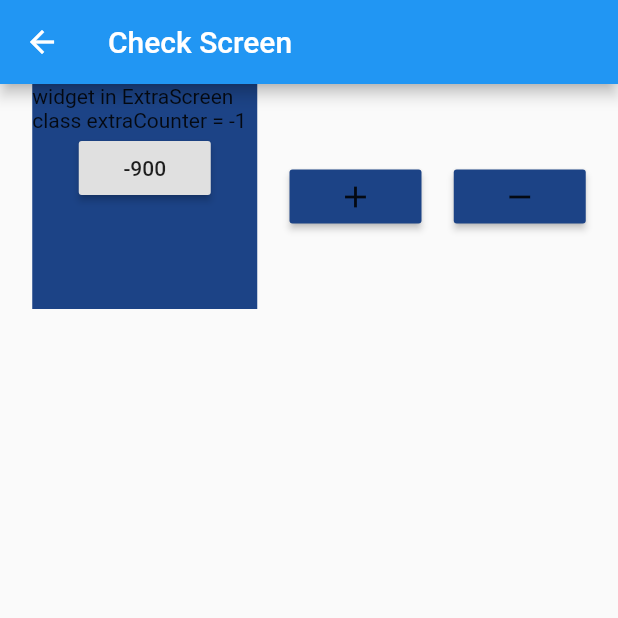
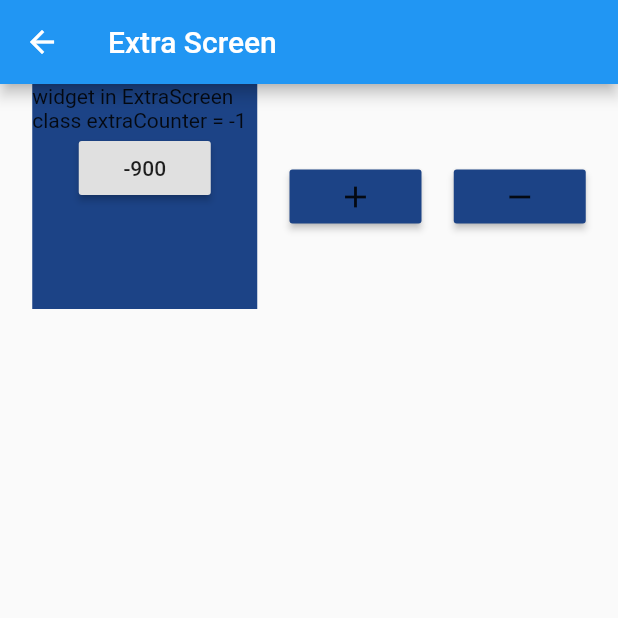
Before and after one commit to varamsky/learn_provider, a Flutter app: the screen it shows after launch, after a tap on "20", after a tap on "50", after a tap on the "navigate next" icon, on a phone screen of 412 x 824 dp, the top half of it. Run offline on Flutter 3.47's test engine with Material 2 defaults, Android fonts, the phone set to English and light mode, and no system bars.

Commit message:
Added explanation comments

```diff
--- a/lib/main.dart
+++ b/lib/main.dart
@@ -9,26 +9,29 @@ void main() => runApp(new MyApp());
 class MyApp extends StatelessWidget {
   @override
   Widget build(BuildContext context) {
+
+    // This doesn't work for the ExtraProvider, because Provider doesn't work across Navigation. Therefore, to make it work wrap it above the MaterialApp.
     /*return MaterialApp(
       debugShowCheckedModeBanner: false,
-      title: 'Flutter App',
+      title: 'Learn Provider',
       home: ChangeNotifierProvider<CounterProvider>(
         create: (BuildContext context) => CounterProvider(),
         child: HomeScreen(),
       ),
     );*/
 
-/*
-    return ChangeNotifierProvider<CounterProvider>(
+
+    // This is commented out because there are 2 providers so, MultiProvider should be used.
+    /*return ChangeNotifierProvider<CounterProvider>(
       create: (BuildContext context) => CounterProvider(),
       child: MaterialApp(
         debugShowCheckedModeBanner: false,
-        title: 'Flutter App',
+        title: 'Learn Provider',
         home: HomeScreen(),
       ),
-    );
-*/
+    );*/
 
+    // This works fine. MultiProvider for both the providers and wrapping it above MaterialApp makes it accessible across Navigation.push() .
     return MultiProvider(
       providers: [
         ChangeNotifierProvider<CounterProvider>(
@@ -40,7 +43,7 @@ class MyApp extends StatelessWidget {
       ],
       child: MaterialApp(
         debugShowCheckedModeBanner: false,
-        title: 'Flutter App',
+        title: 'Learn Provider',
         home: HomeScreen(),
       ),
     );
--- a/lib/providers/counter_provider.dart
+++ b/lib/providers/counter_provider.dart
@@ -1,13 +1,14 @@
 import 'package:flutter/material.dart';
 
-class CounterProvider extends ChangeNotifier{
-  int counter = 0;
-  double multiplier = 7;
+// CounterProvider implementation
+class CounterProvider extends ChangeNotifier{ // we can extend the ChangeNotifier class or else we can use with ChangeNotifier as a mixin.
+  int counter = 0; // initializing counter value to 0.
+  double multiplier = 7; // initializing multiplier value to 7.
 
   setCounter(int value){
     counter = value;
 
-    notifyListeners();
+    notifyListeners(); // it notifies all the listeners about the changes in the Provider.
   }
 
   increment(){
--- a/lib/providers/extra_provider.dart
+++ b/lib/providers/extra_provider.dart
@@ -1,6 +1,7 @@
 import 'package:flutter/material.dart';
 
-class ExtraProvider extends ChangeNotifier{
+// ExtraProvider implementation
+class ExtraProvider extends ChangeNotifier{ // we can extend the ChangeNotifier class or else we can use with ChangeNotifier as a mixin.
 
   int extraCounter=-1;
 
--- a/lib/screens/extra_screen.dart
+++ b/lib/screens/extra_screen.dart
@@ -7,10 +7,12 @@ class ExtraScreen extends StatelessWidget {
 
   @override
   Widget build(BuildContext context) {
+
+    // reference to ExtraProvider
     final extraProvider = Provider.of<ExtraProvider>(context, listen: false);
 
     return Scaffold(
-      appBar: AppBar(title: Text('Check Screen'),),
+      appBar: AppBar(title: Text('Extra Screen'),),
       body: Row(
         mainAxisAlignment: MainAxisAlignment.spaceEvenly,
         mainAxisSize: MainAxisSize.max,
@@ -18,10 +20,11 @@ class ExtraScreen extends StatelessWidget {
           Container(
             width: 150.0,
             height: 150.0,
-            color: Color((math.Random().nextDouble() * 0xFFFFFF).toInt())
-                .withOpacity(1.0),
+            color: Color((math.Random().nextDouble() * 0xFFFFFF).toInt()).withOpacity(1.0),
             child: Column(
               children: <Widget>[
+
+                // Consumer allows the wrapped widget to listen for any changes in the ExtraProvider
                 Consumer<ExtraProvider>(
                   builder: (BuildContext context,
                       ExtraProvider extraProvider, Widget child) {
@@ -36,23 +39,25 @@ class ExtraScreen extends StatelessWidget {
               ],
             ),
           ),
-          RaisedButton(
+          Tooltip(
+            message: 'Increase extraCounter',
+            child: RaisedButton(
               child: Icon(Icons.add),
-            color:
-            Color((math.Random().nextDouble() * 0xFFFFFF).toInt())
-                .withOpacity(1.0),
+              color: Color((math.Random().nextDouble() * 0xFFFFFF).toInt()).withOpacity(1.0),
               onPressed: () {
                 extraProvider.increment();
               },
             ),
-          RaisedButton(
+          ),
+          Tooltip(
+            message: 'Decrease extraCounter',
+            child: RaisedButton(
               child: Icon(Icons.remove),
-            color:
-            Color((math.Random().nextDouble() * 0xFFFFFF).toInt())
-                .withOpacity(1.0),
+              color: Color((math.Random().nextDouble() * 0xFFFFFF).toInt()).withOpacity(1.0),
               onPressed: () {
                 extraProvider.decrement();
               },
+            ),
           ),
         ],
       ),
--- a/lib/screens/home_screen.dart
+++ b/lib/screens/home_screen.dart
@@ -1,6 +1,5 @@
 import 'package:flutter/material.dart';
 import 'package:learn_provider/providers/counter_provider.dart';
-import 'package:learn_provider/providers/extra_provider.dart';
 import 'package:learn_provider/screens/check_screen.dart';
 import 'package:learn_provider/screens/extra_screen.dart';
 import 'package:learn_provider/widgets/counterContainer.dart';
@@ -8,10 +7,13 @@ import 'package:provider/provider.dart';
 import 'dart:math' as math;
 
 class HomeScreen extends StatelessWidget {
+
   @override
   Widget build(BuildContext context) {
-    final counterProvider =
-        Provider.of<CounterProvider>(context, listen: false);
+
+    // reference to CounterProvider
+    final counterProvider = Provider.of<CounterProvider>(context, listen: false);
+
     return SafeArea(
       child: Scaffold(
         appBar: AppBar(title: Text("Home")),
@@ -24,10 +26,11 @@ class HomeScreen extends StatelessWidget {
               Container(
                 width: 150.0,
                 height: 150.0,
-                color: Color((math.Random().nextDouble() * 0xFFFFFF).toInt())
-                    .withOpacity(1.0),
+                color: Color((math.Random().nextDouble() * 0xFFFFFF).toInt()).withOpacity(1.0), // generating a random color.
                 child: Column(
                   children: <Widget>[
+
+                    // Consumer allows the wrapped widget to listen for any changes in the CounterProvider
                     Consumer<CounterProvider>(
                       builder: (BuildContext context,
                           CounterProvider counterProvider, Widget child) {
@@ -46,37 +49,42 @@ class HomeScreen extends StatelessWidget {
                 mainAxisAlignment: MainAxisAlignment.spaceEvenly,
                 mainAxisSize: MainAxisSize.max,
                 children: <Widget>[
-                  RaisedButton(
+                  Tooltip(
+                    message: 'increase counter and multiplier',
+                    child: RaisedButton(
                       child: Icon(Icons.add),
-                    color:
-                        Color((math.Random().nextDouble() * 0xFFFFFF).toInt())
-                            .withOpacity(1.0),
+                      color: Color((math.Random().nextDouble() * 0xFFFFFF).toInt()).withOpacity(1.0),
                       onPressed: () {
                         counterProvider.increment();
                         counterProvider.multiply();
                       },
                     ),
-                  RaisedButton(
+                  ),
+                  Tooltip(
+                    message: 'decrease counter and multiplier',
+                    child: RaisedButton(
                       child: Icon(Icons.remove),
-                    color:
-                        Color((math.Random().nextDouble() * 0xFFFFFF).toInt())
-                            .withOpacity(1.0),
+                      color: Color((math.Random().nextDouble() * 0xFFFFFF).toInt()).withOpacity(1.0),
                       onPressed: () {
                         counterProvider.decrement();
                         counterProvider.divide();
                       },
                     ),
-                  RaisedButton(
+                  ),
+                  Tooltip(
+                    message: 'Move to CheckScreen',
+                    child: RaisedButton(
                       child: Icon(Icons.navigation),
-                    color:
-                        Color((math.Random().nextDouble() * 0xFFFFFF).toInt())
-                            .withOpacity(1.0),
+                      color: Color((math.Random().nextDouble() * 0xFFFFFF).toInt()).withOpacity(1.0),
                       onPressed: () {
                         Navigator.of(context).push(
                           MaterialPageRoute(
                             builder: (BuildContext context) => CheckScreen(),
                           ),
                         );
+
+                        // no need to wrap CheckScreen Navigation in Provider as the Providers are already wrapped above MaterialApp.
+                        // Moreover, wrapping Provider with Navigation doesn't work.
                         /*Navigator.of(context).push(
                           MaterialPageRoute(
                             builder: (BuildContext context) =>
@@ -88,12 +96,21 @@ class HomeScreen extends StatelessWidget {
                         );*/
                       },
                     ),
-                  RaisedButton(
+                  ),
+                  Tooltip(
+                    message: 'Move to ExtraScreen',
+                    child: RaisedButton(
                       child: Icon(Icons.navigate_next),
-                    color:
-                    Color((math.Random().nextDouble() * 0xFFFFFF).toInt())
-                        .withOpacity(1.0),
+                      color: Color((math.Random().nextDouble() * 0xFFFFFF).toInt()).withOpacity(1.0),
                       onPressed: () {
+                        Navigator.of(context).push(
+                          MaterialPageRoute(
+                            builder: (BuildContext context) => ExtraScreen(),
+                          ),
+                        );
+
+                        // no need to wrap ExtraScreen Navigation in Provider as the Providers are already wrapped above MaterialApp.
+                        // Moreover, wrapping Provider with Navigation doesn't work.
                         /*Navigator.of(context).push(
                           MaterialPageRoute(
                             builder: (BuildContext context) =>
@@ -103,12 +120,8 @@ class HomeScreen extends StatelessWidget {
                                 ),
                           ),
                         );*/
-                      Navigator.of(context).push(
-                        MaterialPageRoute(
-                          builder: (BuildContext context) => ExtraScreen(),
+                      },
                     ),
-                      );
-                    },
                   ),
                 ],
               ),
--- a/lib/widgets/counterContainer.dart
+++ b/lib/widgets/counterContainer.dart
@@ -7,13 +7,18 @@ class CounterContainer extends StatelessWidget {
 
   @override
   Widget build(BuildContext context) {
+
+    // reference to CounterProvider
     final counterProvider = Provider.of<CounterProvider>(context, listen: false);
+
     return Container(
       width: 150.0,
       height: 150.0,
-      color: Color((math.Random().nextDouble() * 0xFFFFFF).toInt()).withOpacity(1.0),
+      color: Color((math.Random().nextDouble() * 0xFFFFFF).toInt()).withOpacity(1.0), // generating a random color.
       child: Column(
         children: <Widget>[
+
+          // Consumer allows the wrapped widget to listen for any changes in the CounterProvider
           Consumer<CounterProvider>(
             builder: (BuildContext context,CounterProvider counterProvider,Widget child){
               return Text('Separate widget class counter = ${counterProvider.counter} multiplier = ${counterProvider.multiplier}');
```
Also changed, not shown: lib/screens/check_screen.dart (+7 -3 lines). Lines whose indentation alone changed are shown as unchanged.
